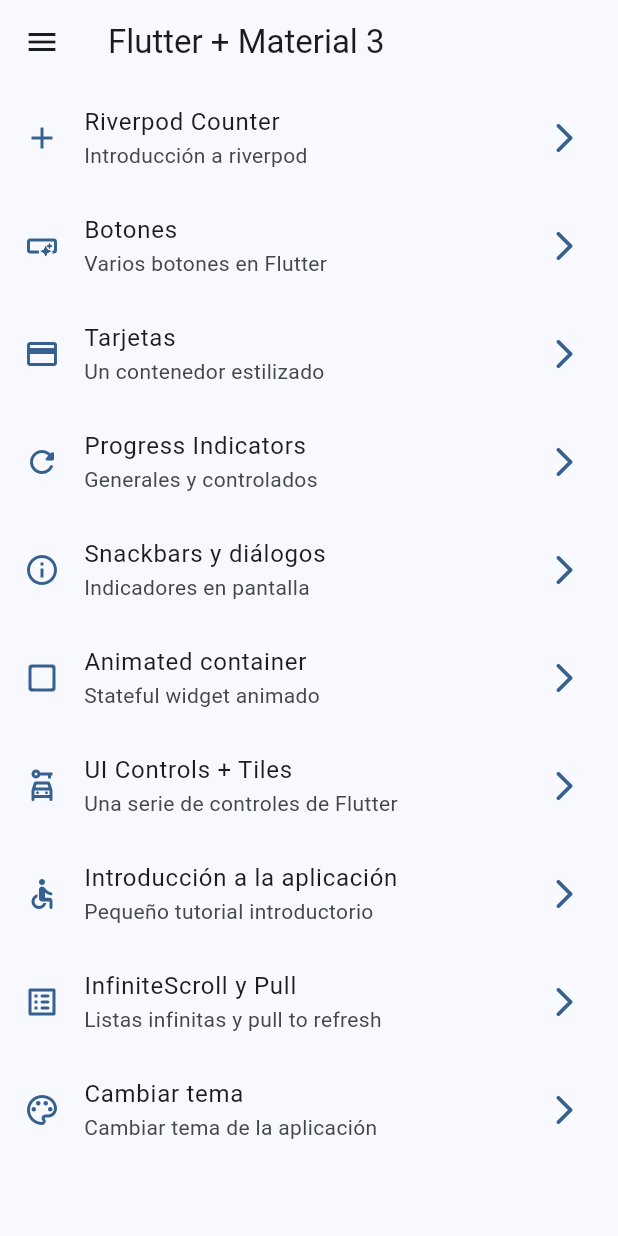
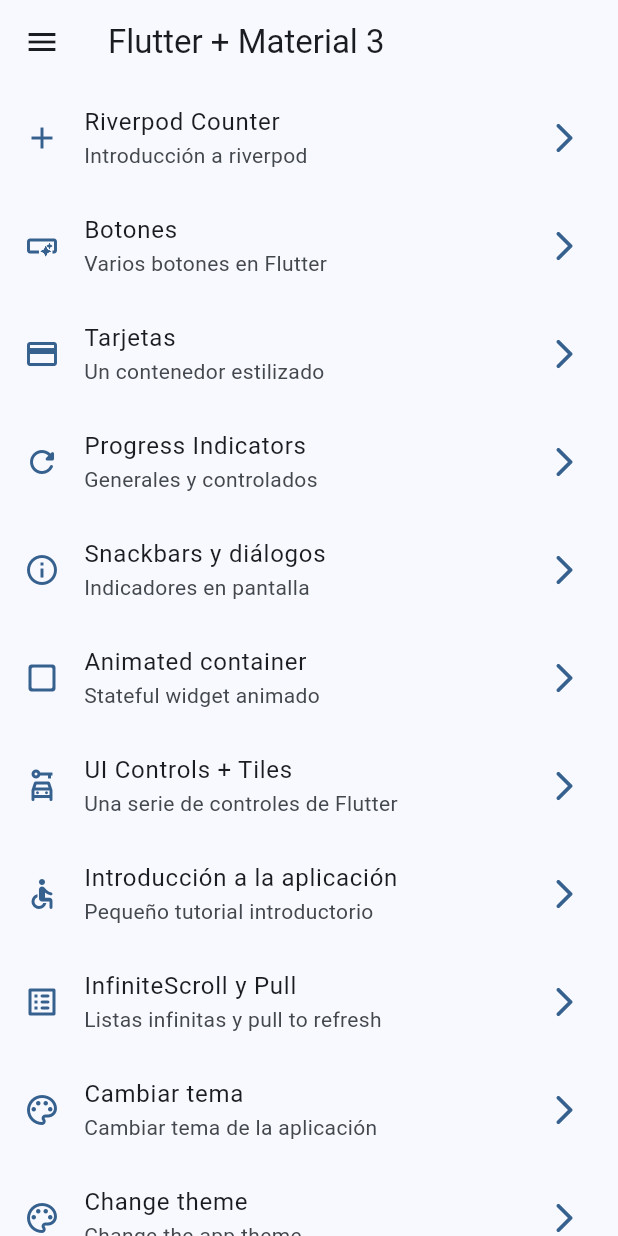
Before and after one commit to JalzDeLezZ/flutter-tools-1, a Flutter app: the screen it shows after launch, on a phone screen of 412 x 824 dp. Run offline on Flutter 3.47's test engine with Material 2 defaults, Android fonts, the phone set to English and light mode, and no system bars; our stand-ins replace animate_do, flutter_riverpod, go_router.

Commit message:
[add] (screen, provider) ::Theme Changer

```diff
--- a/lib/config/menu/menu_items.dart
+++ b/lib/config/menu/menu_items.dart
@@ -89,11 +89,11 @@ const appMenuItems = <MenuItem>[
     icon: Icons.color_lens_outlined
   ),
 
-  // MenuItem(
-  //   title: 'Change theme',
-  //   subTitle: 'Change the app theme',
-  //   link: '/my-theme-changer',
-  //   icon: Icons.palette_outlined
-  // ),
+  MenuItem(
+    title: 'Change theme',
+    subTitle: 'Change the app theme',
+    link: '/my-theme-changer',
+    icon: Icons.palette_outlined
+  ),
 
 ];
--- a/lib/config/router/app_router.dart
+++ b/lib/config/router/app_router.dart
@@ -72,10 +72,10 @@ final appRouter = GoRouter(
       builder: (context, state) => const ThemeChangerScreen(),
     ),
 
-    // GoRoute(
-    //   path: '/my-theme-changer',
-    //   name: MyThemeChangerScreen.name,
-    //   builder: (context, state) => const MyThemeChangerScreen(),
-    // ),
+    GoRoute(
+      path: '/my-theme-changer',
+      name: MyThemeChangerScreen.name,
+      builder: (context, state) => const MyThemeChangerScreen(),
+    ),
   ],
 );
--- a/lib/config/theme/app_theme.dart
+++ b/lib/config/theme/app_theme.dart
@@ -22,7 +22,7 @@ class AppTheme {
   AppTheme({
     this.selectedColor = 0,
     this.isDarkmode = false,
-  }): assert( selectedColor >= 0, 'Selected color must be greater then 0' ),
+  }) : assert( selectedColor >= 0, 'Selected color must be greater then 0' ),
        assert( selectedColor < colorList.length,
          'Selected color must be less or equal than ${ colorList.length - 1 }');
 
--- a/lib/presentation/screens/screens.dart
+++ b/lib/presentation/screens/screens.dart
@@ -13,4 +13,4 @@ export 'package:widgets_app/presentation/screens/progress/progress_screen.dart';
 export 'package:widgets_app/presentation/screens/snackbar/snackbar_screen.dart';
 export 'package:widgets_app/presentation/screens/theme_changer/theme_changer_screen.dart';
 export 'package:widgets_app/presentation/screens/ui_controls/ui_controls_screen.dart';
-// export 'my_theme_change/my_theme_change_screen.dart';
+export 'my_theme_change/my_theme_change_screen.dart';
```
Also changed, not shown: lib/presentation/providers/theme_provider.dart (+11 -10 lines), lib/presentation/screens/my_theme_change/my_theme_change_screen.dart (+40 -7 lines). Lines whose indentation alone changed are shown as unchanged.
